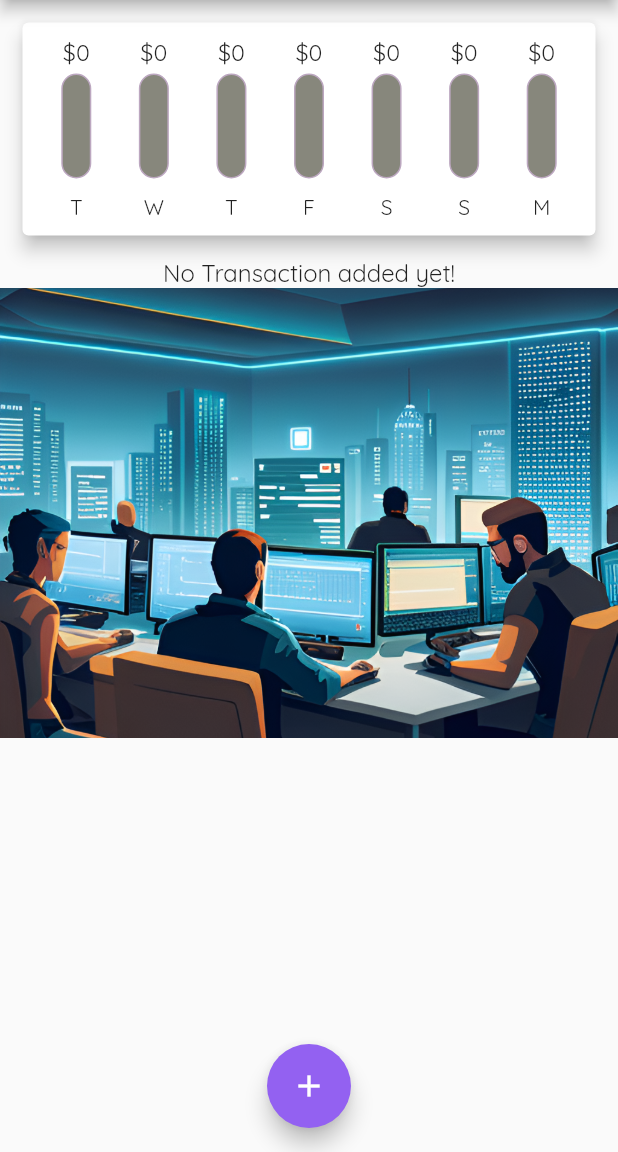
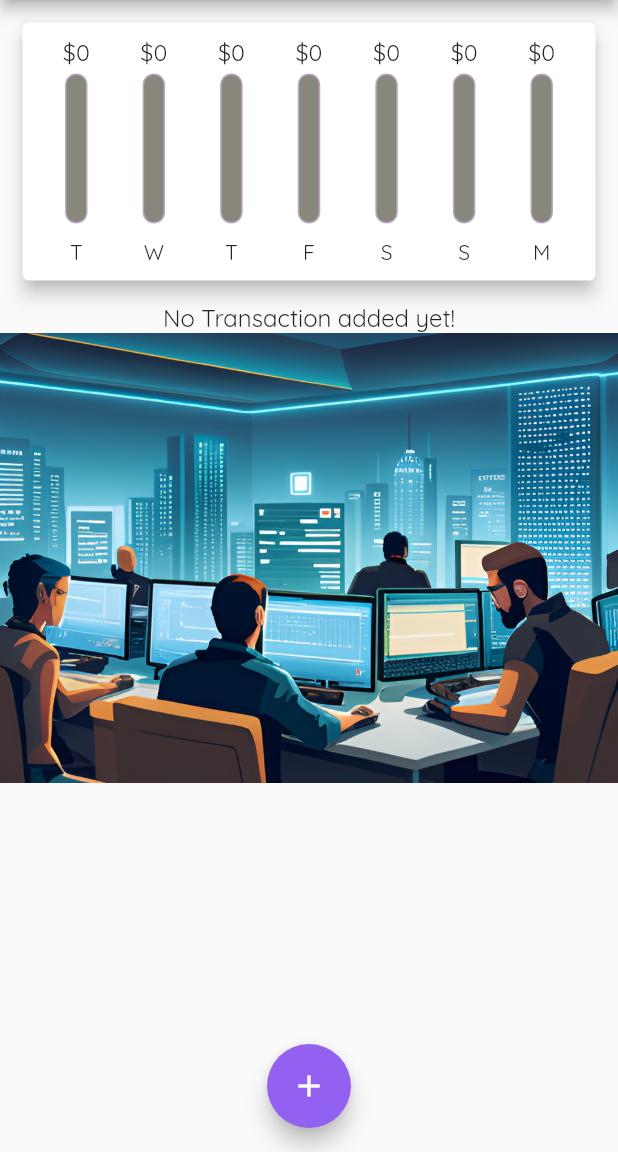
Before and after one commit to RasikaRD/ExpensesApp, a Flutter app: the screen it shows after launch, on a phone screen of 412 x 824 dp, the part 84-1236 px from its top. Run offline on Flutter 3.47's test engine with Material 2 defaults, Android fonts, the phone set to English and light mode, and no system bars.

Commit message:
change height of chart bar

```diff
--- a/lib/widgets/chart_bar.dart
+++ b/lib/widgets/chart_bar.dart
@@ -22,8 +22,8 @@ class ChartBar extends StatelessWidget {
         height: 4,
       ),
       SizedBox(
-        height: 70,
-        width: 20,
+        height: 100,
+        width: 15,
         child: Stack(
           children: <Widget>[
             Container(
```
